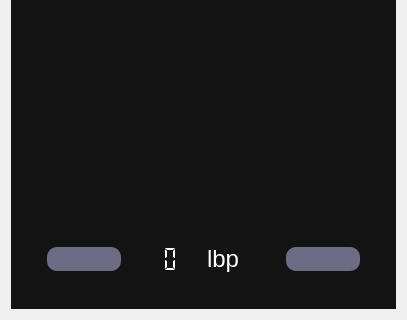
Qt form ui/TirePressure.ui (AutomotiveGradeLinux/src-agl-demo-control-panel) before a commit; both pictures show x 0 to 407 and y 270 to 590 of the 407 by 590 pixel window.
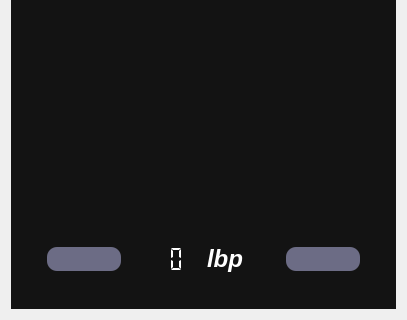
The same form after that commit. Icons and pictures are not drawn.

Commit message:
Bug fixes for Control Panel
    - Fixed Stutter while setting values using slider (when databroker is connected),
      Caused due to the values being sent at every step on main thread.
    - Improved error handeling if playback file is empty/ not found
    - Fixed Tire pressure values not being sent when connected to databroker
    - Selected tire pressure value and unit is updated on LCD display as selected

Bug-AGL: SPEC-5161

```diff
--- a/ui/TirePressure.ui
+++ b/ui/TirePressure.ui
@@ -252,7 +252,7 @@
                   <bool>false</bool>
                  </property>
                  <property name="digitCount">
-                  <number>2</number>
+                  <number>3</number>
                  </property>
                  <property name="segmentStyle">
                   <enum>QLCDNumber::Flat</enum>
@@ -261,6 +261,14 @@
                </item>
                <item>
                 <widget class="QLabel" name="TPUnit">
+                 <property name="font">
+                  <font>
+                   <pointsize>18</pointsize>
+                   <weight>75</weight>
+                   <italic>true</italic>
+                   <bold>true</bold>
+                  </font>
+                 </property>
                  <property name="text">
                   <string>&lt;html&gt;&lt;head/&gt;&lt;body&gt;&lt;p&gt;&lt;span style=&quot; font-size:18pt;&quot;&gt;lbp&lt;/span&gt;&lt;/p&gt;&lt;/body&gt;&lt;/html&gt;</string>
                  </property>
@@ -268,7 +276,7 @@
                   <bool>true</bool>
                  </property>
                  <property name="alignment">
-                  <set>Qt::AlignBottom|Qt::AlignLeading|Qt::AlignLeft</set>
+                  <set>Qt::AlignLeading|Qt::AlignLeft|Qt::AlignVCenter</set>
                  </property>
                 </widget>
                </item>
```
Left out of the diff: 2 changed lines with no effect on the pictures. The commit also changes 5 other files.
